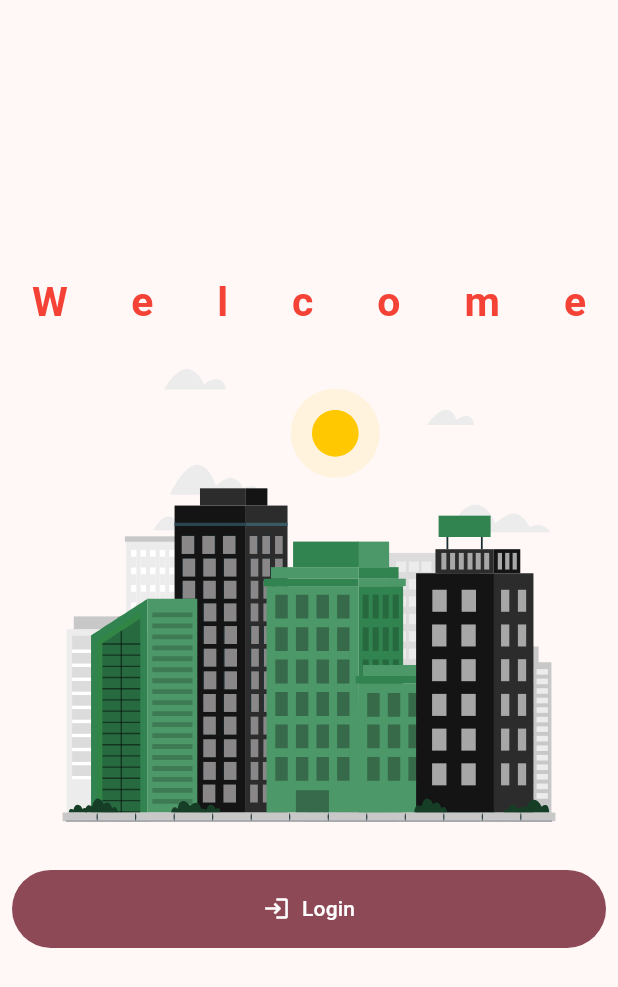
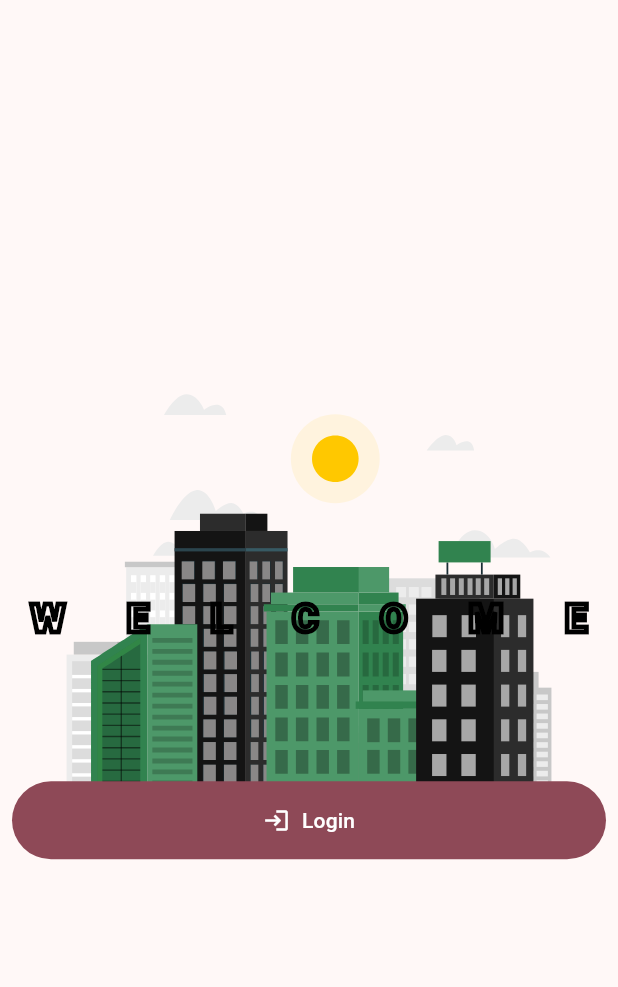
Before and after one commit to lywoo-plus/flutter_todo, a Flutter app: the screen it shows after launch, on a phone screen of 412 x 824 dp. Shown: the top 987 px of the screen. Run offline on Flutter 3.47's test engine with Material 3 defaults, Android fonts, the phone set to English and light mode, and no system bars; our stand-ins replace lottie.

Commit message:
feat: Stack and Positioned

```diff
--- a/lib/views/pages/welcome_page.dart
+++ b/lib/views/pages/welcome_page.dart
@@ -9,26 +9,36 @@ class WelcomePage extends StatelessWidget {
   @override
   Widget build(BuildContext context) {
     return Scaffold(
-      body: Column(
-        mainAxisAlignment: .center,
-        spacing: 8,
+      body: Center(
+        child: Stack(
+          clipBehavior: .none,
+          alignment: .center,
           children: [
-          FittedBox(
-            child: Text(
-              'Welcome',
-              textAlign: .center,
-              style: Theme.of(context).textTheme.headlineLarge?.copyWith(
-                letterSpacing: 50,
-                fontWeight: FontWeight.bold,
-                color: Colors.primaries.first,
-              ),
-            ),
-          ),
             Hero(
               tag: 'logo',
               child: Padding(padding: .all(16.0), child: Lottie.asset('assets/lotties/city_building.json')),
             ),
-          Padding(
+
+            FittedBox(
+              child: Text(
+                'Welcome'.toUpperCase(),
+                textAlign: .center,
+                style: Theme.of(context).textTheme.headlineLarge?.copyWith(
+                  letterSpacing: 50,
+                  fontWeight: .w900,
+                  foreground: Paint()
+                    ..style = .stroke
+                    ..strokeWidth = 4
+                    ..color = Colors.black,
+                ),
+              ),
+            ),
+
+            Positioned(
+              bottom: 0,
+              left: 0,
+              right: 0,
+              child: Padding(
                 padding: .all(8.0),
                 child: FilledButton.icon(
                   onPressed: () {
@@ -36,11 +46,13 @@ class WelcomePage extends StatelessWidget {
                   },
                   label: Text('Login'),
                   icon: Icon(Icons.login),
-              style: FilledButton.styleFrom(padding: .all(16), minimumSize: Size(double.maxFinite, 0)),
+                  style: FilledButton.styleFrom(padding: .all(16), minimumSize: Size(.infinity, 0)),
+                ),
               ),
             ),
           ],
         ),
+      ),
     );
   }
 }
```
Lines whose indentation alone changed are shown as unchanged.
